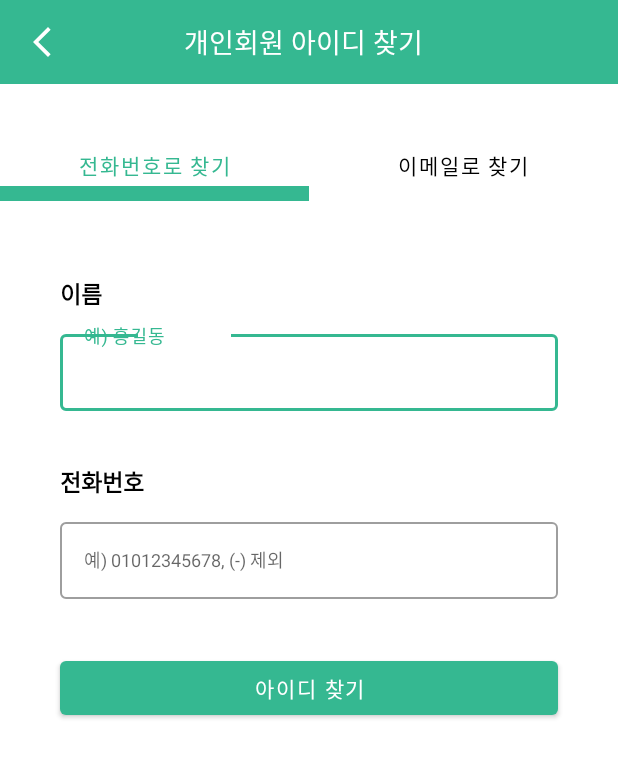
After one commit to k-r-1/hanium-keepwork, an Android app: the FindPersonalIdActivity screen opened directly, with no data from a screen before it, on a phone screen of 412 x 824 dp. The commit adds this screen. Shown: the top 758 px of the screen. Run offline under Robolectric (Android 15) with nearby library versions, the phone set to English and light mode, and no system bars.

Commit message:
개인회원 아이디 찾기 화면 추가(전화번호 또는 이메일로 찾기)

```diff
--- /dev/null
+++ b/app/src/main/java/com/example/a23_hf069/FindPersonalIdActivity.kt
@@ -0,0 +1,31 @@
+package com.example.a23_hf069
+
+import android.app.Activity
+import android.graphics.pdf.PdfDocument.Page
+import androidx.appcompat.app.AppCompatActivity
+import android.os.Bundle
+import android.view.View
+import com.example.a23_hf069.databinding.ActivityFindPersonalIdBinding
+
+class FindPersonalIdActivity : AppCompatActivity() {
+    private lateinit var findPersonalIdBinding: ActivityFindPersonalIdBinding
+
+    override fun onCreate(savedInstanceState: Bundle?) {
+        super.onCreate(savedInstanceState)
+        findPersonalIdBinding = ActivityFindPersonalIdBinding.inflate(layoutInflater)
+        setContentView(findPersonalIdBinding.root)
+        val findPersonalIdBinding = ActivityFindPersonalIdBinding.inflate(layoutInflater)
+        setContentView(findPersonalIdBinding.root)
+
+        //기본 툴바 숨기기
+        supportActionBar?.hide()
+
+        val adapter = PagerAdapter(supportFragmentManager)
+        adapter.addFragment(FindPersonalIdPhoneFragment(), "전화번호로 찾기")
+        adapter.addFragment(FindPersonalIdEmailFragment(), "이메일로 찾기")
+
+        findPersonalIdBinding.viewpagerFindPid.adapter = adapter
+        findPersonalIdBinding.tablayoutFindPid.setupWithViewPager(findPersonalIdBinding.viewpagerFindPid)
+    }
+
+}
--- /dev/null
+++ b/app/src/main/java/com/example/a23_hf069/FindPersonalIdEmailFragment.kt
@@ -0,0 +1,59 @@
+package com.example.a23_hf069
+
+import android.os.Bundle
+import androidx.fragment.app.Fragment
+import android.view.LayoutInflater
+import android.view.View
+import android.view.ViewGroup
+
+// TODO: Rename parameter arguments, choose names that match
+// the fragment initialization parameters, e.g. ARG_ITEM_NUMBER
+private const val ARG_PARAM1 = "param1"
+private const val ARG_PARAM2 = "param2"
+
+/**
+ * A simple [Fragment] subclass.
+ * Use the [FindPersonalIdEmailFragment.newInstance] factory method to
+ * create an instance of this fragment.
+ */
+class FindPersonalIdEmailFragment : Fragment() {
+    // TODO: Rename and change types of parameters
+    private var param1: String? = null
+    private var param2: String? = null
+
+    override fun onCreate(savedInstanceState: Bundle?) {
+        super.onCreate(savedInstanceState)
+        arguments?.let {
+            param1 = it.getString(ARG_PARAM1)
+            param2 = it.getString(ARG_PARAM2)
+        }
+    }
+
+    override fun onCreateView(
+        inflater: LayoutInflater, container: ViewGroup?,
+        savedInstanceState: Bundle?
+    ): View? {
+        // Inflate the layout for this fragment
+        return inflater.inflate(R.layout.fragment_find_personal_id_email, container, false)
+    }
+
+    companion object {
+        /**
+         * Use this factory method to create a new instance of
+         * this fragment using the provided parameters.
+         *
+         * @param param1 Parameter 1.
+         * @param param2 Parameter 2.
+         * @return A new instance of fragment FindPersonalIdEmailFragment.
+         */
+        // TODO: Rename and change types and number of parameters
+        @JvmStatic
+        fun newInstance(param1: String, param2: String) =
+            FindPersonalIdEmailFragment().apply {
+                arguments = Bundle().apply {
+                    putString(ARG_PARAM1, param1)
+                    putString(ARG_PARAM2, param2)
+                }
+            }
+    }
+}
--- /dev/null
+++ b/app/src/main/java/com/example/a23_hf069/FindPersonalIdPhoneFragment.kt
@@ -0,0 +1,59 @@
+package com.example.a23_hf069
+
+import android.os.Bundle
+import androidx.fragment.app.Fragment
+import android.view.LayoutInflater
+import android.view.View
+import android.view.ViewGroup
+
+// TODO: Rename parameter arguments, choose names that match
+// the fragment initialization parameters, e.g. ARG_ITEM_NUMBER
+private const val ARG_PARAM1 = "param1"
+private const val ARG_PARAM2 = "param2"
+
+/**
+ * A simple [Fragment] subclass.
+ * Use the [FindPersonalIdPhoneFragment.newInstance] factory method to
+ * create an instance of this fragment.
+ */
+class FindPersonalIdPhoneFragment : Fragment() {
+    // TODO: Rename and change types of parameters
+    private var param1: String? = null
+    private var param2: String? = null
+
+    override fun onCreate(savedInstanceState: Bundle?) {
+        super.onCreate(savedInstanceState)
+        arguments?.let {
+            param1 = it.getString(ARG_PARAM1)
+            param2 = it.getString(ARG_PARAM2)
+        }
+    }
+
+    override fun onCreateView(
+        inflater: LayoutInflater, container: ViewGroup?,
+        savedInstanceState: Bundle?
+    ): View? {
+        // Inflate the layout for this fragment
+        return inflater.inflate(R.layout.fragment_find_personal_id_phone, container, false)
+    }
+
+    companion object {
+        /**
+         * Use this factory method to create a new instance of
+         * this fragment using the provided parameters.
+         *
+         * @param param1 Parameter 1.
+         * @param param2 Parameter 2.
+         * @return A new instance of fragment FindPersonalIdPhoneFragment.
+         */
+        // TODO: Rename and change types and number of parameters
+        @JvmStatic
+        fun newInstance(param1: String, param2: String) =
+            FindPersonalIdPhoneFragment().apply {
+                arguments = Bundle().apply {
+                    putString(ARG_PARAM1, param1)
+                    putString(ARG_PARAM2, param2)
+                }
+            }
+    }
+}
--- a/app/src/main/java/com/example/a23_hf069/MemberInfoEditActivity.kt
+++ b/app/src/main/java/com/example/a23_hf069/MemberInfoEditActivity.kt
@@ -10,7 +10,7 @@ import org.json.JSONObject
 import java.io.IOException
 
 class MemberInfoEditActivity : AppCompatActivity() {
-    private var IP_ADDRESS = "54.180.24.74" // Replace with your IP address.
+    private var IP_ADDRESS = "3.37.62.171" // Replace with your IP address.
     private var userId: String = "" // User ID
 
     private lateinit var edtID: TextView
--- a/app/src/main/java/com/example/a23_hf069/NoticeActivity.kt
+++ b/app/src/main/java/com/example/a23_hf069/NoticeActivity.kt
@@ -20,7 +20,7 @@ import java.io.IOException
 
 class NoticeActivity : AppCompatActivity() {
     // 서버의 IP 주소를 저장할 변수
-    private var IP_ADDRESS = "54.180.24.74"
+    private var IP_ADDRESS = "3.37.62.171"
 
     private lateinit var backButton_notice: ImageButton
 
--- a/app/src/main/java/com/example/a23_hf069/NoticeContentActivity.kt
+++ b/app/src/main/java/com/example/a23_hf069/NoticeContentActivity.kt
@@ -11,7 +11,7 @@ import org.json.JSONObject
 import java.io.IOException
 
 class NoticeContentActivity : AppCompatActivity() {
-    private var IP_ADDRESS = "54.180.24.74" // Replace with your IP address.
+    private var IP_ADDRESS = "3.37.62.171" // Replace with your IP address.
     private var noticeListNum: Int = -1
     private lateinit var noticeTitle: TextView
     private lateinit var noticeContent: TextView
--- a/app/src/main/java/com/example/a23_hf069/PersonalSignUpActivity.kt
+++ b/app/src/main/java/com/example/a23_hf069/PersonalSignUpActivity.kt
@@ -26,7 +26,7 @@ import java.net.URL
 class PersonalSignUpActivity : AppCompatActivity(), AdapterView.OnItemSelectedListener {
 
     // IP 주소와 태그를 초기화
-    private var IP_ADDRESS = "54.180.24.74" // 본인 IP주소를 넣으세요.
+    private var IP_ADDRESS = "3.37.62.171" // 본인 IP주소를 넣으세요.
     private var TAG = "phptest" // phptest log 찍으려는 용도
     private var checkID = false
 
--- a/app/src/main/java/com/example/a23_hf069/ResumeChangeActivity.kt
+++ b/app/src/main/java/com/example/a23_hf069/ResumeChangeActivity.kt
@@ -14,7 +14,7 @@ import org.json.JSONObject
 import java.io.IOException
 
 class ResumeChangeActivity : AppCompatActivity() {
-    private var IP_ADDRESS = "54.180.24.74" // Replace with your IP address.
+    private var IP_ADDRESS = "3.37.62.171" // Replace with your IP address.
     private var userId: String = "" // User ID
     private var resumeListNum: Int = -1
     private lateinit var editResumeTitle: EditText
--- a/app/src/main/java/com/example/a23_hf069/ResumeClickActivity.kt
+++ b/app/src/main/java/com/example/a23_hf069/ResumeClickActivity.kt
@@ -10,7 +10,7 @@ import org.json.JSONObject
 import java.io.IOException
 
 class ResumeClickActivity : AppCompatActivity() {
-    private var IP_ADDRESS = "54.180.24.74" // Replace with your IP address.
+    private var IP_ADDRESS = "3.37.62.171" // Replace with your IP address.
     private var userId: String = "" // User ID
     private var resumeListNum: Int = -1
     private lateinit var editResumeTitle: TextView
--- a/app/src/main/java/com/example/a23_hf069/ResumeFragment.kt
+++ b/app/src/main/java/com/example/a23_hf069/ResumeFragment.kt
@@ -27,7 +27,7 @@ import java.io.IOException
 
 class ResumeFragment : Fragment() {
     // 서버의 IP 주소를 저장할 변수
-    private var IP_ADDRESS = "54.180.24.74"
+    private var IP_ADDRESS = "3.37.62.171"
 
     // 사용자 ID를 저장할 변수
     private lateinit var userId: String
--- a/app/src/main/java/com/example/a23_hf069/ResumeWriteActivity.kt
+++ b/app/src/main/java/com/example/a23_hf069/ResumeWriteActivity.kt
@@ -11,7 +11,7 @@ import okhttp3.*
 import java.io.IOException
 
 class ResumeWriteActivity : AppCompatActivity() {
-    private var IP_ADDRESS = "54.180.24.74" // Replace with your IP address.
+    private var IP_ADDRESS = "3.37.62.171" // Replace with your IP address.
     private var userId: String = "" // User ID
     private lateinit var backButton: ImageButton
     private lateinit var editResumeTitle: EditText
--- /dev/null
+++ b/app/src/main/res/layout/activity_find_personal_id.xml
@@ -0,0 +1,69 @@
+<?xml version="1.0" encoding="utf-8"?>
+<LinearLayout xmlns:android="http://schemas.android.com/apk/res/android"
+    xmlns:app="http://schemas.android.com/apk/res-auto"
+    xmlns:tools="http://schemas.android.com/tools"
+    android:layout_width="match_parent"
+    android:layout_height="match_parent"
+    android:orientation="vertical"
+    tools:context=".FindPersonalIdActivity">
+
+    <androidx.appcompat.widget.Toolbar
+        android:id="@+id/toolbarFind_P_id"
+        android:layout_width="match_parent"
+        android:layout_height="?attr/actionBarSize"
+        android:background="?attr/colorPrimary">
+
+        <ImageButton
+            android:id="@+id/backButton_findPid"
+            android:layout_width="wrap_content"
+            android:layout_height="wrap_content"
+            android:layout_gravity="start|center_vertical"
+            android:background="@null"
+            android:src="@drawable/ic_baseline_arrow_back_ios_new_24" />
+
+        <TextView
+            android:id="@+id/textView_findPid"
+            android:layout_width="324dp"
+            android:layout_height="wrap_content"
+            android:gravity="center"
+            android:text="개인회원 아이디 찾기"
+            android:textColor="#FFFFFF"
+            android:textSize="18dp" />
+
+    </androidx.appcompat.widget.Toolbar>
+
+    <com.google.android.material.tabs.TabLayout
+        android:id="@+id/tablayoutFindPid"
+        android:layout_width="match_parent"
+        android:layout_height="wrap_content"
+        android:layout_marginTop="30dp"
+        app:tabGravity="fill"
+        app:tabIndicatorColor="#35B891"
+
+        app:tabIndicatorGravity="bottom"
+        app:tabIndicatorHeight="10dp"
+
+        app:tabRippleColor="#35B891"
+        app:tabSelectedTextColor="#35B891"
+        app:tabTextColor="@color/black"
+        tools:ignore="SpeakableTextPresentCheck" >
+
+        <com.google.android.material.tabs.TabItem
+            android:layout_width="wrap_content"
+            android:layout_height="wrap_content"
+            android:text="전화번호로 찾기"/>
+
+        <com.google.android.material.tabs.TabItem
+            android:layout_width="wrap_content"
+            android:layout_height="wrap_content"
+            android:text="이메일로 찾기"/>
+
+    </com.google.android.material.tabs.TabLayout>
+
+
+    <androidx.viewpager.widget.ViewPager
+        android:id="@+id/viewpagerFindPid"
+        android:layout_width="match_parent"
+        android:layout_height="match_parent" />
+
+</LinearLayout>
--- /dev/null
+++ b/app/src/main/res/layout/fragment_find_personal_id_phone.xml
@@ -0,0 +1,73 @@
+<?xml version="1.0" encoding="utf-8"?>
+<LinearLayout xmlns:android="http://schemas.android.com/apk/res/android"
+    xmlns:app="http://schemas.android.com/apk/res-auto"
+    android:layout_width="match_parent"
+    android:layout_height="match_parent"
+    android:orientation="vertical">
+
+    <TextView
+        android:id="@+id/tvName_findpid_phone"
+        android:layout_width="wrap_content"
+        android:layout_height="wrap_content"
+        android:layout_marginStart="40dp"
+        android:layout_marginTop="50dp"
+        android:text="이름"
+        android:textColor="@color/black"
+        android:textSize="15sp"
+        android:textStyle="bold" />
+
+    <com.google.android.material.textfield.TextInputLayout
+        android:layout_width="match_parent"
+        style="@style/Widget.MaterialComponents.TextInputLayout.OutlinedBox"
+        android:layout_height="wrap_content"
+        android:layout_marginTop="10dp"
+        app:counterEnabled="false">
+
+        <com.google.android.material.textfield.TextInputEditText
+            android:id="@+id/tiedtName_findpid_phone"
+            android:layout_width="match_parent"
+            android:layout_height="wrap_content"
+            android:layout_marginStart="40dp"
+            android:layout_marginEnd="40dp"
+            android:hint="예) 홍길동"
+            android:textAppearance="@style/TextLabel" />
+    </com.google.android.material.textfield.TextInputLayout>
+
+    <TextView
+        android:id="@+id/tvPhone_findpid"
+        android:layout_width="wrap_content"
+        android:layout_height="wrap_content"
+        android:layout_marginStart="40dp"
+        android:layout_marginTop="35dp"
+        android:text="전화번호"
+        android:textColor="@color/black"
+        android:textSize="15sp"
+        android:textStyle="bold" />
+
+    <com.google.android.material.textfield.TextInputLayout
+        style="@style/Widget.MaterialComponents.TextInputLayout.OutlinedBox"
+        android:layout_width="match_parent"
+        android:layout_height="wrap_content"
+        android:layout_marginTop="10dp"
+        app:counterEnabled="false">
+
+        <com.google.android.material.textfield.TextInputEditText
+            android:id="@+id/tiedtName_findpid"
+            android:layout_width="match_parent"
+            android:layout_height="wrap_content"
+            android:layout_marginStart="40dp"
+            android:layout_marginEnd="40dp"
+            android:hint="예) 01012345678, (-) 제외"
+            android:textAppearance="@style/TextLabel" />
+    </com.google.android.material.textfield.TextInputLayout>
+
+    <Button
+        android:id="@+id/btnFindPid_phone"
+        android:layout_width="match_parent"
+        android:layout_height="wrap_content"
+        android:layout_marginStart="40dp"
+        android:layout_marginTop="35dp"
+        android:layout_marginEnd="40dp"
+        android:text="아이디 찾기" />
+
+</LinearLayout>
--- a/app/src/main/res/values/strings.xml
+++ b/app/src/main/res/values/strings.xml
@@ -11,6 +11,7 @@
     <string name="region_url">http://openapi.work.go.kr/opi/commonCode/commonCode.do?returnType=XML&amp;target=CMCD&amp;authKey=WNLJYZLM2VZXTT2TZA9XR2VR1HK&amp;dtlGb=1</string>
     <string name="jobs_url">http://openapi.work.go.kr/opi/commonCode/commonCode.do?returnType=XML&amp;target=CMCD&amp;authKey=WNLJYZLM2VZXTT2TZA9XR2VR1HK&amp;dtlGb=2</string>
     <string name="title_activity_resume_check">ResumeCheckActivity</string>
+    <string name="title_activity_find_id">FindIdActivity</string>
 
     <!-- 검색 필터링 조건 = 직종, 지역, 학력, 경력 -->
     <!-- 다중검색 가능 요청 parameter = region(지역), occupation(직종) -->
```
Also changed, not shown: app/src/main/AndroidManifest.xml (+16 -1 lines), app/src/main/java/com/example/a23_hf069/P_loginFragment.kt (+15 -7 lines), app/src/main/res/layout/fragment_find_personal_id_email.xml (added, +69 -0 lines).
